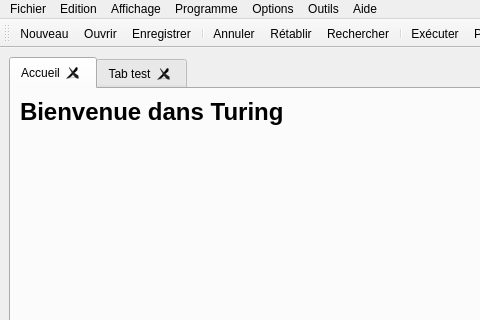
Qt form src/ui_mainwindow.ui (TuringApp/Turing) before a commit; both pictures show x 0 to 480 and y 0 to 320 of the 800 by 600 pixel window.
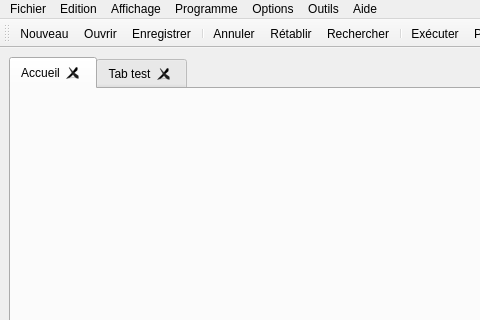
The same form after that commit. The open tabs and pages were chosen to show the change. Icons and pictures are not drawn.

```diff
--- a/src/ui_mainwindow.ui
+++ b/src/ui_mainwindow.ui
@@ -42,19 +42,7 @@
        <attribute name="title">
         <string>Accueil</string>
        </attribute>
-       <layout class="QVBoxLayout" name="verticalLayout_3">
-        <item>
-         <widget class="QLabel" name="label">
-          <property name="text">
-           <string>&lt;h1&gt;Bienvenue dans Turing&lt;/h1&gt;
-</string>
-          </property>
-          <property name="alignment">
-           <set>Qt::AlignLeading|Qt::AlignLeft|Qt::AlignTop</set>
-          </property>
-         </widget>
-        </item>
-       </layout>
+       <layout class="QVBoxLayout" name="verticalLayout_3"/>
       </widget>
       <widget class="QWidget" name="tab_test">
        <attribute name="title">
```
Left out of the diff: 2 changed lines with no effect on the pictures.
